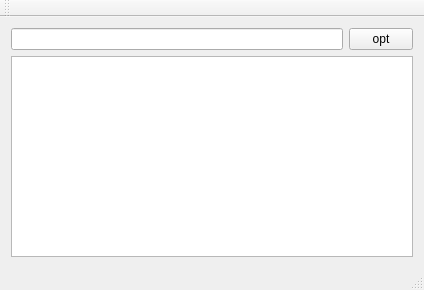
Old version of the form mainwindow.ui in the repository digikata/Upnote.
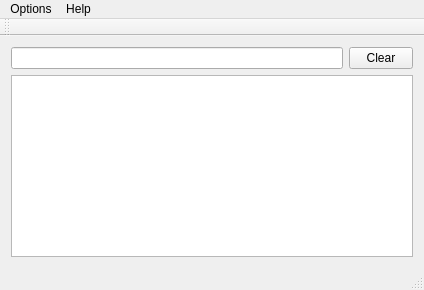
New version of the form.

Commit message: hook up a few more signals

Patch:
```diff
--- a/mainwindow.ui
+++ b/mainwindow.ui
@@ -29,7 +29,7 @@
          </size>
         </property>
         <property name="text">
-         <string>opt</string>
+         <string>Clear</string>
         </property>
        </widget>
       </item>
@@ -49,8 +49,25 @@
      <height>25</height>
     </rect>
    </property>
+   <widget class="QMenu" name="menuOptions">
+    <property name="title">
+     <string>Options</string>
+    </property>
+    <addaction name="actionStorage"/>
+   </widget>
+   <widget class="QMenu" name="menuHelp">
+    <property name="title">
+     <string>Help</string>
+    </property>
+    <addaction name="actionAbout"/>
+   </widget>
+   <addaction name="menuOptions"/>
+   <addaction name="menuHelp"/>
   </widget>
   <widget class="QToolBar" name="mainToolBar">
+   <property name="enabled">
+    <bool>false</bool>
+   </property>
    <attribute name="toolBarArea">
     <enum>TopToolBarArea</enum>
    </attribute>
```
Left out of the diff: 10 changed lines with no effect on the pictures. The commit also changes 2 other files.
